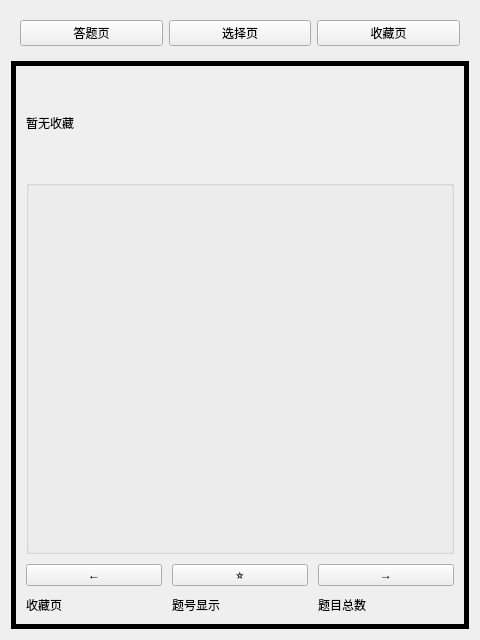
Before: the Qt Designer form src/ui/widgetOfStart.ui in azh-1415926/CS_Contest, drawn with Qt 5.
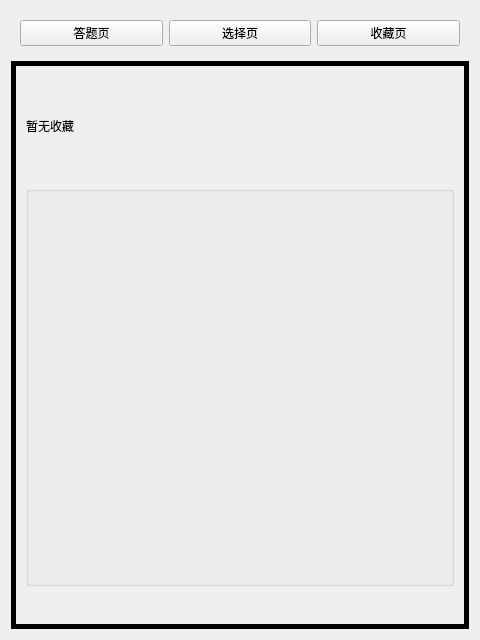
After: the same form once the commit is applied. The open tabs and pages were chosen to show the change. Custom widgets are drawn as their Qt base class.

Commit message: 将 switchQuestion 应用于收藏页

The edit to the form file:
```diff
--- a/src/ui/widgetOfStart.ui
+++ b/src/ui/widgetOfStart.ui
@@ -205,56 +205,9 @@
         </widget>
        </item>
        <item>
-        <layout class="QGridLayout" name="layoutOfOperateCollection">
-         <item row="0" column="1">
-          <widget class="collectButton" name="cancelCollectionButton">
-           <property name="text">
-            <string>⭐</string>
-           </property>
-          </widget>
-         </item>
-         <item row="0" column="2">
-          <widget class="QPushButton" name="nextCollectionButton">
-           <property name="text">
-            <string>→</string>
-           </property>
-          </widget>
-         </item>
-         <item row="0" column="0">
-          <widget class="QPushButton" name="fowardCollectionButton">
-           <property name="text">
-            <string>←</string>
-           </property>
-          </widget>
-         </item>
-         <item row="1" column="2">
-          <widget class="QLabel" name="sumOfCollection">
-           <property name="text">
-            <string>题目总数</string>
-           </property>
-          </widget>
-         </item>
-         <item row="1" column="1">
-          <widget class="QLabel" name="indexOfCurrentCollection">
-           <property name="enabled">
-            <bool>true</bool>
-           </property>
-           <property name="layoutDirection">
-            <enum>Qt::LeftToRight</enum>
-           </property>
-           <property name="text">
-            <string>题号显示</string>
-           </property>
-          </widget>
-         </item>
-         <item row="1" column="0">
-          <widget class="QLabel" name="tagOfCollection">
-           <property name="text">
-            <string>收藏页</string>
-           </property>
-          </widget>
-         </item>
-        </layout>
+        <widget class="switchQuestion" name="switchOfCollection" native="true">
+         <layout class="QGridLayout" name="layoutOfOperateCollection"/>
+        </widget>
        </item>
       </layout>
      </widget>
@@ -269,11 +222,6 @@
    <header>component/clickoptions.h</header>
    <container>1</container>
   </customwidget>
-  <customwidget>
-   <class>collectButton</class>
-   <extends>QPushButton</extends>
-   <header>component/collectbutton.h</header>
-  </customwidget>
   <customwidget>
    <class>switchQuestion</class>
    <extends>QWidget</extends>
```
The commit also changes 4 other files.
